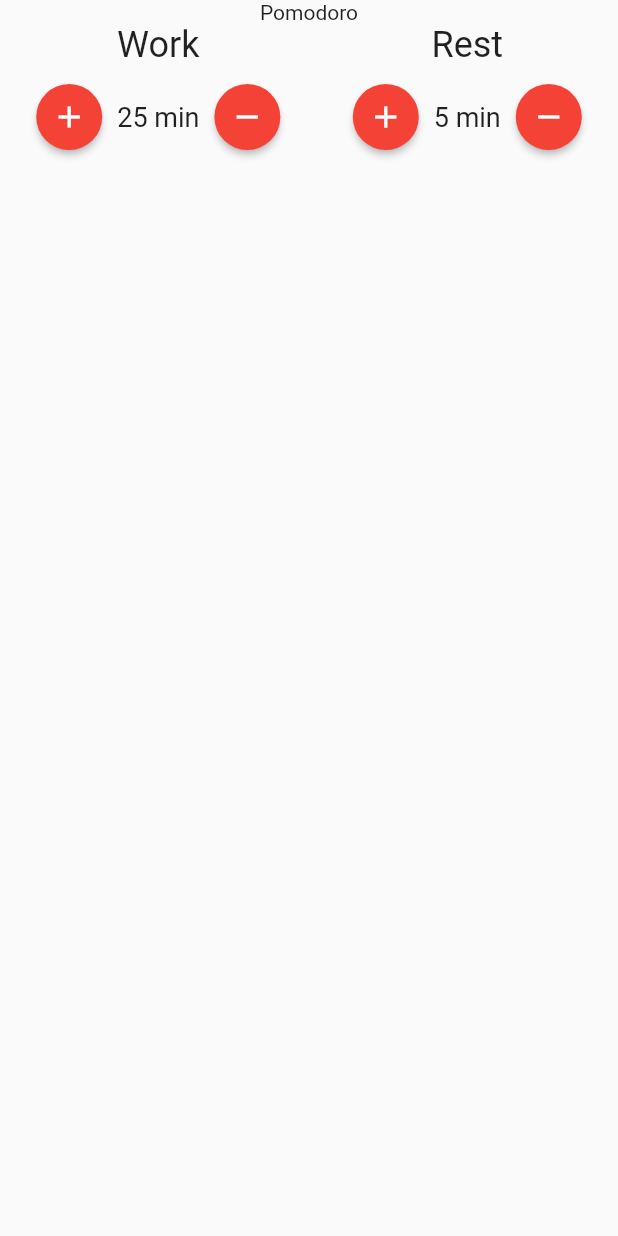
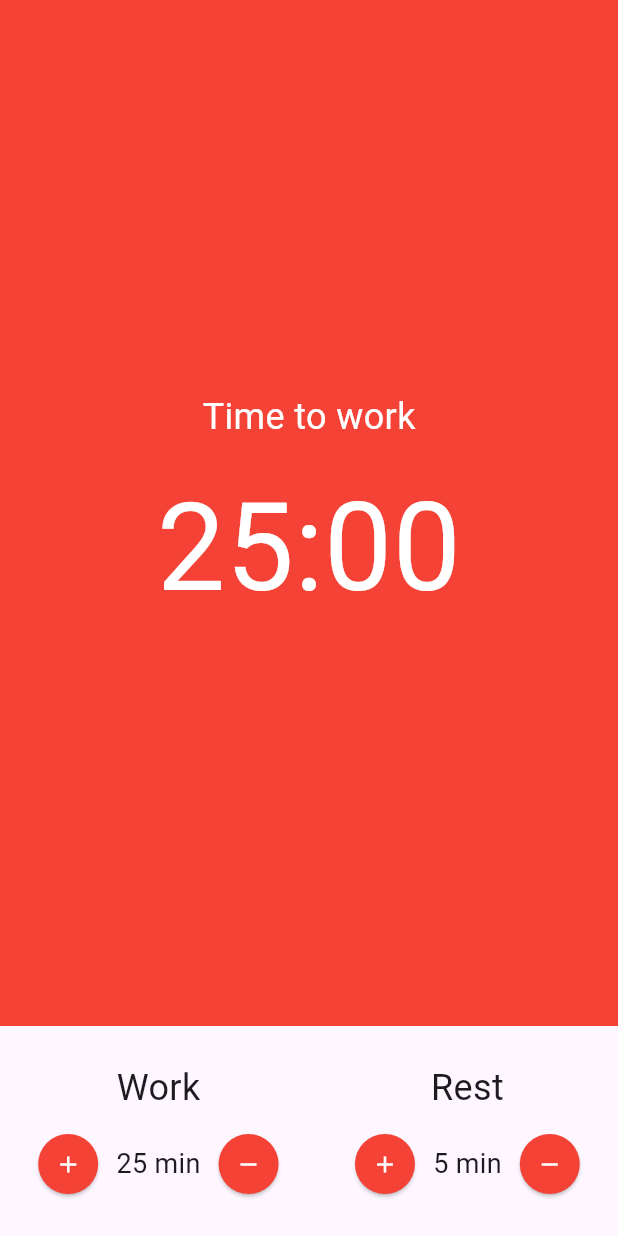
Before and after one commit to JacksonMonteiro/flutter_pomodoro_app, a Flutter app: the screen it shows after launch, on a phone screen of 412 x 824 dp. Run offline on Flutter 3.47's test engine with Material 2 defaults, Android fonts, the phone set to English and light mode, and no system bars; our stand-ins replace mobx; generated files the repository leaves out were written again.

Commit message:
cronometer component

```diff
--- /dev/null
+++ b/lib/components/cronometer.dart
@@ -0,0 +1,32 @@
+import 'package:flutter/material.dart';
+
+class Cronometer extends StatelessWidget {
+  const Cronometer({Key? key}) : super(key: key);
+
+  @override
+  Widget build(BuildContext context) {
+    return Container(
+      color: Colors.red,
+      child:
+          Column(mainAxisAlignment: MainAxisAlignment.center, children: const [
+        Text(
+          'Time to work',
+          style: TextStyle(
+            fontSize: 24,
+            color: Colors.white,
+          ),
+        ),
+        SizedBox(
+          height: 12,
+        ),
+        Text(
+          '25:00',
+          style: TextStyle(
+            fontSize: 81,
+            color: Colors.white,
+          ),
+        ),
+      ]),
+    );
+  }
+}
--- a/lib/main.dart
+++ b/lib/main.dart
@@ -11,9 +11,9 @@ class MyApp extends StatelessWidget {
   @override
   Widget build(BuildContext context) {
     return MaterialApp(
-      title: 'Flutter Demo',
+      debugShowCheckedModeBanner: false,
       theme: ThemeData(
-        primarySwatch: Colors.blue,
+        useMaterial3: true,
       ),
       home: const HomeView(),
     );
--- a/lib/views/home_view.dart
+++ b/lib/views/home_view.dart
@@ -1,4 +1,5 @@
 import 'package:flutter/material.dart';
+import 'package:pomodoro/components/cronometer.dart';
 import 'package:pomodoro/components/time_entry.dart';
 
 class HomeView extends StatelessWidget {
@@ -7,12 +8,17 @@ class HomeView extends StatelessWidget {
   @override
   Widget build(BuildContext context) {
     return Scaffold(
-      body: Column(children: [
-        const Text('Pomodoro'),
-        Row(mainAxisAlignment: MainAxisAlignment.spaceAround, children: const [
-          TimeEntry(value: 25, title: 'Work'),
-          TimeEntry(value: 5, title: 'Rest'),
-        ]),
+      body: Column(crossAxisAlignment: CrossAxisAlignment.stretch, children: [
+        const Expanded(child: Cronometer()),
+        Padding(
+          padding: const EdgeInsets.symmetric(vertical: 24),
+          child: Row(
+              mainAxisAlignment: MainAxisAlignment.spaceAround,
+              children: const [
+                TimeEntry(value: 25, title: 'Work'),
+                TimeEntry(value: 5, title: 'Rest'),
+              ]),
+        ),
       ]),
     );
   }
```
